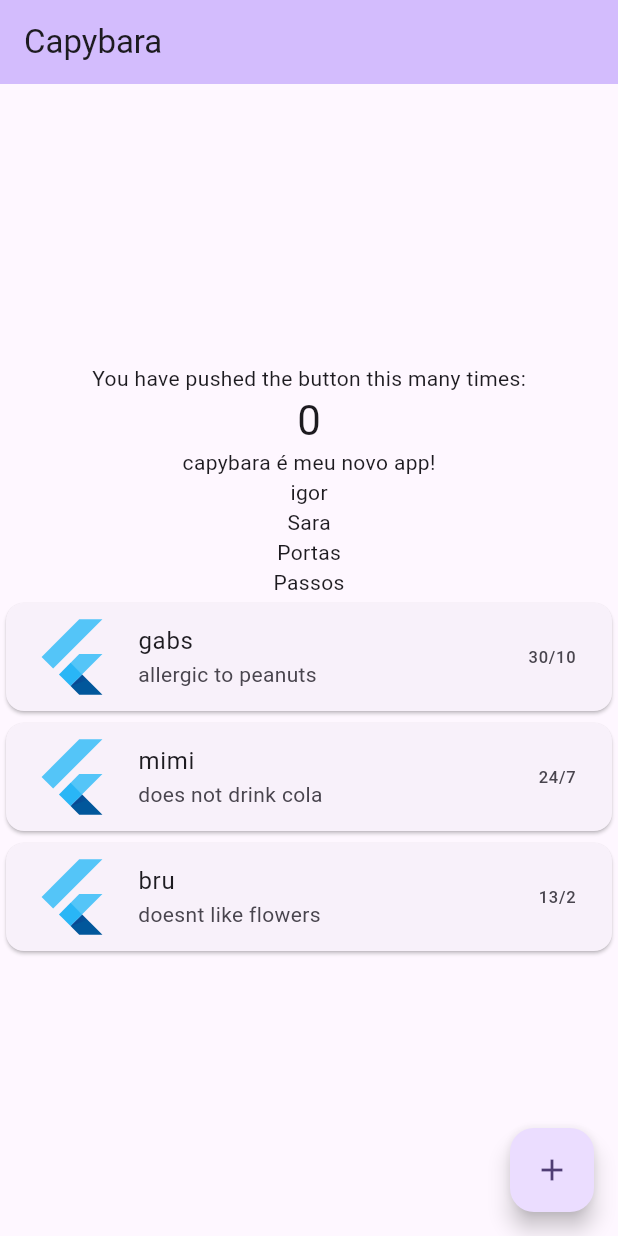
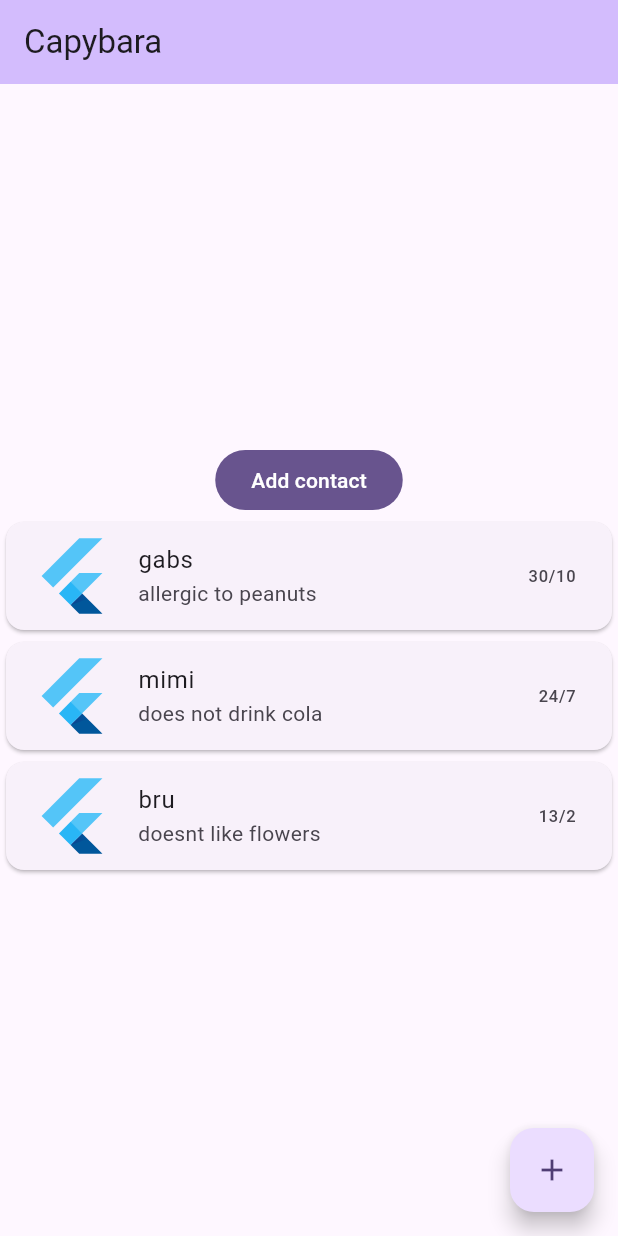
Before and after one commit to rommuloifrn/capybara-prm, a Flutter app: the screen it shows after launch, on a phone screen of 412 x 824 dp. Run offline on Flutter 3.47's test engine with Material 3 defaults, Android fonts, the phone set to English and light mode, and no system bars.

Commit message:
feat: clear clutter & add contact button

```diff
--- a/lib/main.dart
+++ b/lib/main.dart
@@ -56,7 +56,6 @@ class MyHomePage extends StatefulWidget {
 }
 
 class _MyHomePageState extends State<MyHomePage> {
-  int _counter = 0;
 
   void _incrementCounter() {
     setState(() {
@@ -65,7 +64,6 @@ class _MyHomePageState extends State<MyHomePage> {
       // so that the display can reflect the updated values. If we changed
       // _counter without calling setState(), then the build method would not be
       // called again, and so nothing would appear to happen.
-      _counter++;
     });
   }
 
@@ -106,21 +104,6 @@ class _MyHomePageState extends State<MyHomePage> {
           // wireframe for each widget.
           mainAxisAlignment: MainAxisAlignment.center,
           children: <Widget>[
-            const Text(
-              'You have pushed the button this many times:',
-            ),
-            Text(
-              '$_counter',
-              style: Theme.of(context).textTheme.headlineMedium,
-
-            ),
-            const Text(overflow: TextOverflow.ellipsis, "capybara é meu novo app!"),
-            meuWidget([
-              "igor",
-              "Sara",
-              "Portas",
-              "Passos"
-            ]),
             // ListView(
             //   shrinkWrap: true,
             //   children: const [
@@ -134,11 +117,12 @@ class _MyHomePageState extends State<MyHomePage> {
             //     ),
             //   ],
             // ),
+            FilledButton(onPressed: ()=>{}, child: const Text("Add contact")),
             contactList([
               Contact("gabs", "allergic to peanuts", 10, 30),
               Contact("mimi", "does not drink cola", 07, 24),
               Contact("bru", "doesnt like flowers", 02, 13)
-            ])
+            ]),
           ],
 
         ),
@@ -178,7 +162,7 @@ class _MyHomePageState extends State<MyHomePage> {
   Widget contactWidget(Contact contact) {
     return Card(
       child: ListTile(
-        leading: FlutterLogo(size: 56.0),
+        leading: const FlutterLogo(size: 56.0),
         title: Text(contact.name),
         subtitle: Text(contact.description),
         trailing: Text("${contact.birthDay.toString()}/${contact.birthMonth.toString()}"),
```
